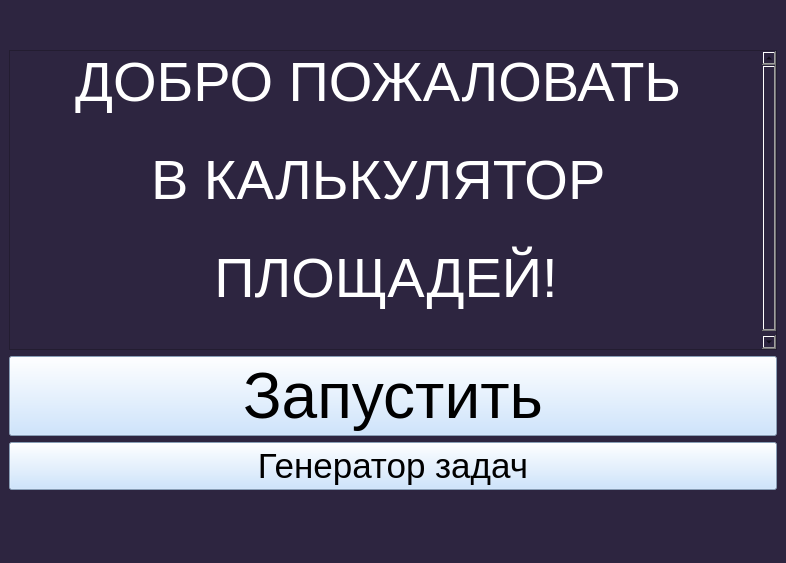
This is first.ui in kuushma/calculat as Qt 5 draws it before an edit. The edited form follows.
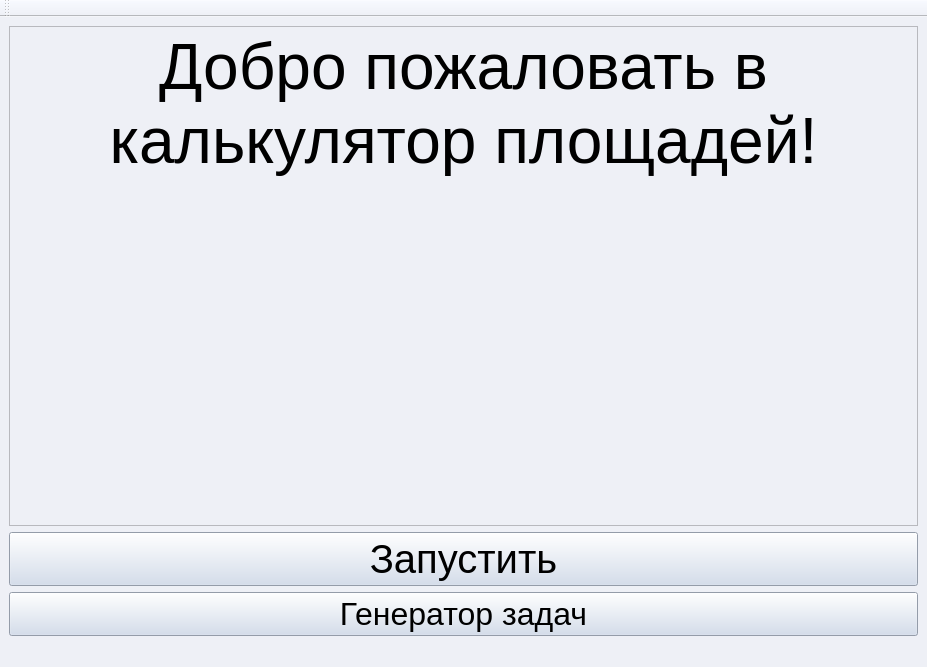
This is the edited form.

Diff of the .ui file:
```diff
--- a/first.ui
+++ b/first.ui
@@ -2,112 +2,59 @@
 <ui version="4.0">
  <class>MainWindow</class>
  <widget class="QMainWindow" name="MainWindow">
-  <property name="enabled">
-   <bool>true</bool>
-  </property>
   <property name="geometry">
    <rect>
     <x>0</x>
     <y>0</y>
-    <width>786</width>
-    <height>563</height>
+    <width>927</width>
+    <height>667</height>
    </rect>
   </property>
   <property name="windowTitle">
    <string>MainWindow</string>
   </property>
   <property name="styleSheet">
-   <string notr="true">background-color: rgb(45, 37, 64);</string>
+   <string notr="true">background-color: rgb(238, 240, 246)</string>
   </property>
   <widget class="QWidget" name="centralwidget">
-   <property name="sizePolicy">
-    <sizepolicy hsizetype="Expanding" vsizetype="Expanding">
-     <horstretch>0</horstretch>
-     <verstretch>0</verstretch>
-    </sizepolicy>
-   </property>
-   <layout class="QGridLayout" name="gridLayout_2">
+   <layout class="QGridLayout" name="gridLayout">
     <item row="0" column="0">
-     <layout class="QGridLayout" name="gridLayout">
-      <item row="1" column="0">
-       <widget class="QTextBrowser" name="textBrowser">
-        <property name="enabled">
-         <bool>true</bool>
-        </property>
-        <property name="sizePolicy">
-         <sizepolicy hsizetype="Minimum" vsizetype="MinimumExpanding">
-          <horstretch>0</horstretch>
-          <verstretch>0</verstretch>
-         </sizepolicy>
-        </property>
-        <property name="minimumSize">
-         <size>
-          <width>750</width>
-          <height>300</height>
-         </size>
-        </property>
-        <property name="maximumSize">
-         <size>
-          <width>16777215</width>
-          <height>300</height>
-         </size>
-        </property>
-        <property name="styleSheet">
-         <string notr="true"/>
-        </property>
-        <property name="html">
-         <string>&lt;!DOCTYPE HTML PUBLIC &quot;-//W3C//DTD HTML 4.0//EN&quot; &quot;http://www.w3.org/TR/REC-html40/strict.dtd&quot;&gt;
+     <widget class="QTextBrowser" name="textBrowser">
+      <property name="html">
+       <string>&lt;!DOCTYPE HTML PUBLIC &quot;-//W3C//DTD HTML 4.0//EN&quot; &quot;http://www.w3.org/TR/REC-html40/strict.dtd&quot;&gt;
 &lt;html&gt;&lt;head&gt;&lt;meta name=&quot;qrichtext&quot; content=&quot;1&quot; /&gt;&lt;style type=&quot;text/css&quot;&gt;
 p, li { white-space: pre-wrap; }
-&lt;/style&gt;&lt;/head&gt;&lt;body style=&quot; font-family:'.AppleSystemUIFont'; font-size:13pt; font-weight:400; font-style:normal;&quot;&gt;
-&lt;p align=&quot;center&quot; style=&quot; margin-top:0px; margin-bottom:0px; margin-left:0px; margin-right:0px; -qt-block-indent:0; text-indent:0px;&quot;&gt;&lt;span style=&quot; font-size:64pt; color:#ffffff; vertical-align:super;&quot;&gt;ДОБРО ПОЖАЛОВАТЬ &lt;/span&gt;&lt;/p&gt;
-&lt;p align=&quot;center&quot; style=&quot; margin-top:0px; margin-bottom:0px; margin-left:0px; margin-right:0px; -qt-block-indent:0; text-indent:0px;&quot;&gt;&lt;span style=&quot; font-size:64pt; color:#ffffff; vertical-align:super;&quot;&gt;В КАЛЬКУЛЯТОР &lt;/span&gt;&lt;/p&gt;
-&lt;p align=&quot;center&quot; style=&quot; margin-top:0px; margin-bottom:0px; margin-left:0px; margin-right:0px; -qt-block-indent:0; text-indent:0px;&quot;&gt;&lt;span style=&quot; font-size:64pt; color:#ffffff; vertical-align:super;&quot;&gt;ПЛОЩАДЕЙ!&lt;/span&gt;&lt;/p&gt;&lt;/body&gt;&lt;/html&gt;</string>
-        </property>
-        <property name="acceptRichText">
-         <bool>true</bool>
-        </property>
-        <property name="openExternalLinks">
-         <bool>true</bool>
-        </property>
-       </widget>
-      </item>
-      <item row="2" column="0">
+&lt;/style&gt;&lt;/head&gt;&lt;body style=&quot; font-family:'MS Shell Dlg 2'; font-size:7.8pt; font-weight:400; font-style:normal;&quot;&gt;
+&lt;p align=&quot;center&quot; style=&quot; margin-top:0px; margin-bottom:0px; margin-left:0px; margin-right:0px; -qt-block-indent:0; text-indent:0px;&quot;&gt;&lt;span style=&quot; font-size:48pt;&quot;&gt;Добро пожаловать в калькулятор площадей!&lt;/span&gt;&lt;/p&gt;&lt;/body&gt;&lt;/html&gt;</string>
+      </property>
+     </widget>
+    </item>
+    <item row="1" column="0">
+     <layout class="QVBoxLayout" name="verticalLayout">
+      <item>
        <widget class="QPushButton" name="Start">
-        <property name="sizePolicy">
-         <sizepolicy hsizetype="Preferred" vsizetype="Maximum">
-          <horstretch>0</horstretch>
-          <verstretch>0</verstretch>
-         </sizepolicy>
-        </property>
-        <property name="baseSize">
-         <size>
-          <width>200</width>
-          <height>400</height>
-         </size>
-        </property>
         <property name="font">
          <font>
-          <pointsize>48</pointsize>
+          <pointsize>30</pointsize>
          </font>
         </property>
         <property name="styleSheet">
-         <string notr="true">background-color: rgb(191, 221, 255);</string>
+         <string notr="true">background-color: rgb(207, 218, 236)</string>
         </property>
         <property name="text">
          <string>Запустить</string>
         </property>
        </widget>
       </item>
-      <item row="3" column="0">
+      <item>
        <widget class="QPushButton" name="TaSkS">
         <property name="font">
          <font>
-          <pointsize>26</pointsize>
+          <pointsize>24</pointsize>
          </font>
         </property>
         <property name="styleSheet">
-         <string notr="true">background-color: rgb(191, 221, 255);</string>
+         <string notr="true">background-color: rgb(207, 218, 236)</string>
         </property>
         <property name="text">
          <string>Генератор задач</string>
@@ -129,6 +76,17 @@
    </property>
   </widget>
   <widget class="QStatusBar" name="statusbar"/>
+  <widget class="QToolBar" name="toolBar">
+   <property name="windowTitle">
+    <string>toolBar</string>
+   </property>
+   <attribute name="toolBarArea">
+    <enum>TopToolBarArea</enum>
+   </attribute>
+   <attribute name="toolBarBreak">
+    <bool>false</bool>
+   </attribute>
+  </widget>
  </widget>
  <resources/>
  <connections/>
```
Left out of the diff: 4 changed lines with no effect on the pictures.
